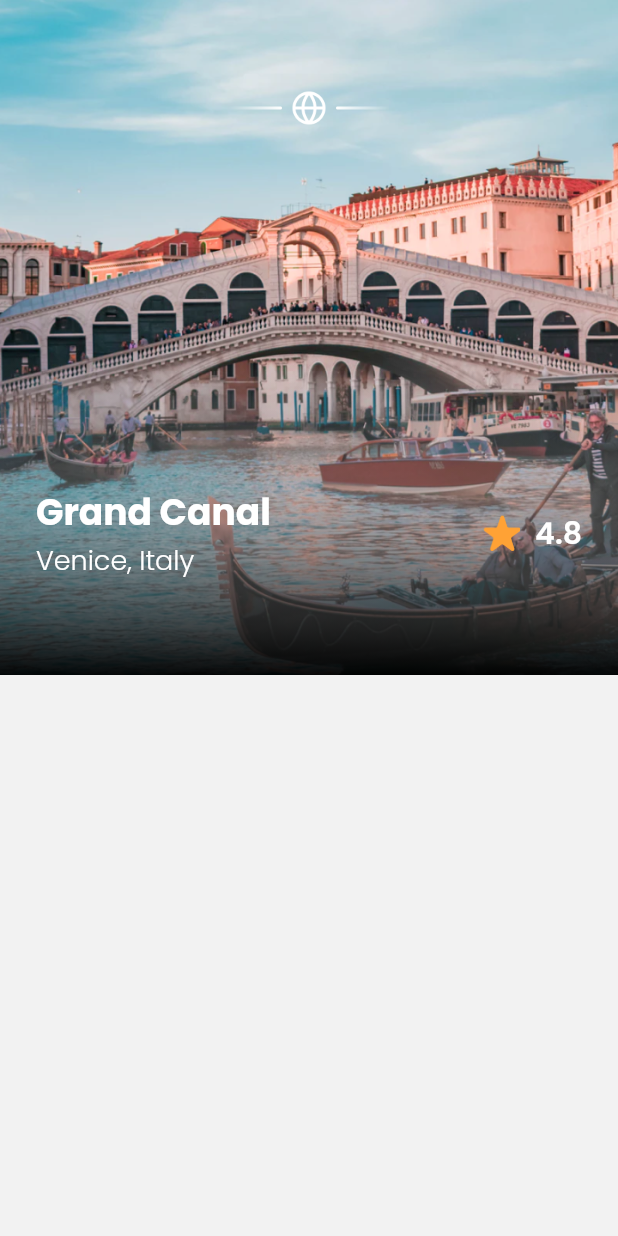
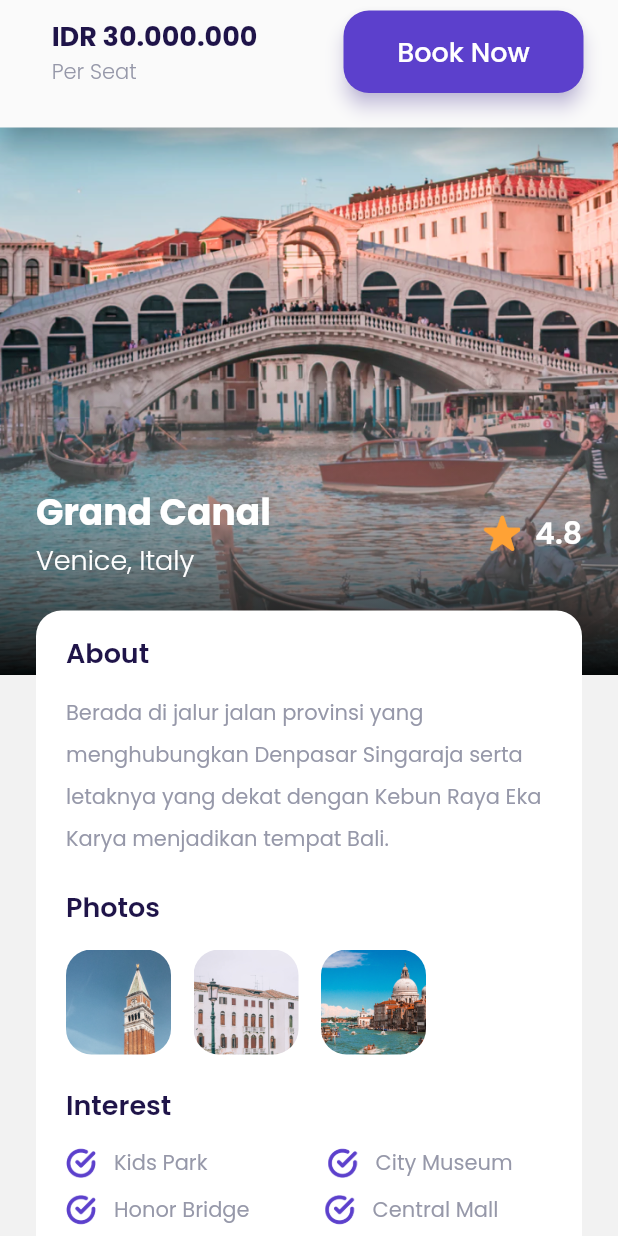
Before and after one commit to davadaviar/travel-app-intro, a Flutter app: the DetailPage screen opened directly, on a phone screen of 412 x 824 dp. Run offline on Flutter 3.47's test engine with Material 2 defaults, Android fonts, the phone set to English and light mode, and no system bars; our stand-ins replace google_fonts.

Commit message:
Add detail page

```diff
--- a/lib/main.dart
+++ b/lib/main.dart
@@ -2,6 +2,7 @@ import 'package:flutter/material.dart';
 import 'package:flutter_travel_bwa/ui/pages/bonus_page.dart';
 import 'package:flutter_travel_bwa/ui/pages/get_started_page.dart';
 import 'package:flutter_travel_bwa/ui/pages/main_page.dart';
+import 'package:flutter_travel_bwa/ui/pages/seat_page.dart';
 import 'package:flutter_travel_bwa/ui/pages/sign_up_page.dart';
 import 'package:flutter_travel_bwa/ui/pages/splash_page.dart';
 
@@ -20,6 +21,7 @@ class MyApp extends StatelessWidget {
         '/sign-up': (context) => SignUpPage(),
         '/bonus': (context) => BonusPage(),
         '/main': (context) => MainPage(),
+        '/seat-page': (context) => SeatPage(),
       },
     );
   }
--- a/lib/ui/pages/detail_page.dart
+++ b/lib/ui/pages/detail_page.dart
@@ -1,4 +1,7 @@
 import 'package:flutter/material.dart';
+import 'package:flutter_travel_bwa/ui/widgets/custom_bottom_button.dart';
+import 'package:flutter_travel_bwa/ui/widgets/custom_interest_item.dart';
+import 'package:flutter_travel_bwa/ui/widgets/custom_photo_gallery.dart';
 import '../../shared/theme.dart';
 
 class DetailPage extends StatelessWidget {
@@ -45,6 +48,7 @@ class DetailPage extends StatelessWidget {
         margin: EdgeInsets.only(top: 30),
         child: Column(
           children: [
+            // Note : Emblem Icon
             Container(
               width: double.infinity,
               height: 24,
@@ -55,6 +59,8 @@ class DetailPage extends StatelessWidget {
                 ),
               ),
             ),
+
+            // Note : Title Detail
             Container(
               margin: EdgeInsets.only(
                 top: 240,
@@ -106,7 +112,140 @@ class DetailPage extends StatelessWidget {
                   )
                 ],
               ),
+            ),
+
+            // Note : About Detail
+            Container(
+              width: double.infinity,
+              margin: EdgeInsets.only(
+                top: 20,
+                left: defaultMargin,
+                right: defaultMargin,
+              ),
+              padding: EdgeInsets.symmetric(
+                horizontal: 20,
+                vertical: 15,
+              ),
+              decoration: BoxDecoration(
+                color: kWhiteColor,
+                borderRadius: BorderRadius.circular(defaultRadius),
+              ),
+              child: Column(
+                crossAxisAlignment: CrossAxisAlignment.start,
+                children: [
+                  Text(
+                    'About',
+                    style: blackTextStyle.copyWith(
+                      fontSize: 18,
+                      fontWeight: semiBold,
+                    ),
+                  ),
+                  SizedBox(
+                    height: 10,
+                  ),
+                  Text(
+                    'Berada di jalur jalan provinsi yang menghubungkan Denpasar Singaraja serta letaknya yang dekat dengan Kebun Raya Eka Karya menjadikan tempat Bali.',
+                    style: greyTextStyle.copyWith(
+                      fontSize: 14,
+                      fontWeight: regular,
+                      height: 2,
+                    ),
+                  ),
+
+                  // Note : Photo Gallery
+                  Container(
+                    margin: EdgeInsets.only(top: 20, bottom: 15),
+                    child: Column(
+                      crossAxisAlignment: CrossAxisAlignment.start,
+                      children: [
+                        Text(
+                          'Photos',
+                          style: blackTextStyle.copyWith(
+                            fontSize: 18,
+                            fontWeight: semiBold,
+                          ),
+                        ),
+                        SizedBox(
+                          height: 15,
+                        ),
+                        Row(
+                          children: [
+                            CustomPhotoGallery(
+                              imgUrl: 'assets/image_photo1.png',
+                            ),
+                            SizedBox(
+                              width: 15,
+                            ),
+                            CustomPhotoGallery(
+                              imgUrl: 'assets/image_photo2.png',
+                            ),
+                            SizedBox(
+                              width: 15,
+                            ),
+                            CustomPhotoGallery(
+                              imgUrl: 'assets/image_photo3.png',
+                            ),
+                          ],
+                        ),
+
+                        // Note : Interest Detail
+                        Container(
+                          margin: EdgeInsets.only(top: 20, bottom: 20),
+                          child: Column(
+                            crossAxisAlignment: CrossAxisAlignment.start,
+                            children: [
+                              Text(
+                                'Interest',
+                                style: blackTextStyle.copyWith(
+                                  fontSize: 18,
+                                  fontWeight: semiBold,
+                                ),
+                              ),
+                              SizedBox(
+                                height: 15,
+                              ),
+                              Column(
+                                children: [
+                                  Row(
+                                    children: [
+                                      CustomInterestItem(
+                                        textInterestItem: 'Kids Park',
+                                      ),
+                                      SizedBox(
+                                        width: 80,
+                                      ),
+                                      CustomInterestItem(
+                                        textInterestItem: 'City Museum',
+                                      ),
+                                    ],
+                                  ),
+                                  SizedBox(
+                                    height: 10,
+                                  ),
+                                  Row(
+                                    children: [
+                                      CustomInterestItem(
+                                        textInterestItem: 'Honor Bridge',
+                                      ),
+                                      SizedBox(
+                                        width: 50,
+                                      ),
+                                      CustomInterestItem(
+                                        textInterestItem: 'Central Mall',
+                                      ),
+                                    ],
                                   )
+                                ],
+                              )
+                            ],
+                          ),
+                        ),
+                      ],
+                    ),
+                  )
+                ],
+              ),
+            ),
           ],
         ),
       );
@@ -114,12 +253,19 @@ class DetailPage extends StatelessWidget {
 
     return Scaffold(
       backgroundColor: kBackgroundColor,
-      body: Stack(
+      body: SingleChildScrollView(
+        child: Column(
+          children: [
+            Stack(
               children: [
                 backgorundImage(),
                 customOverlay(),
                 detailContent(),
+                CustomBottomButton(),
               ],
+            ),
+          ],
+        ),
       ),
     );
   }
--- /dev/null
+++ b/lib/ui/pages/seat_page.dart
@@ -0,0 +1,11 @@
+import 'package:flutter/material.dart';
+import '../../shared/theme.dart';
+
+class SeatPage extends StatelessWidget {
+  const SeatPage({super.key});
+
+  @override
+  Widget build(BuildContext context) {
+    return Scaffold();
+  }
+}
--- a/lib/ui/pages/sign_up_page.dart
+++ b/lib/ui/pages/sign_up_page.dart
@@ -56,7 +56,7 @@ class SignUpPage extends StatelessWidget {
           width: 320,
           margin: EdgeInsets.only(top: 50),
           onPressed: () {
-            Navigator.pushNamed(context, '/main');
+            Navigator.pushNamed(context, '/bonus');
           },
         );
       }
--- /dev/null
+++ b/lib/ui/widgets/custom_bottom_button.dart
@@ -0,0 +1,49 @@
+import 'package:flutter/material.dart';
+import 'package:flutter_travel_bwa/ui/widgets/custom_button.dart';
+import '../../shared/theme.dart';
+
+class CustomBottomButton extends StatelessWidget {
+  const CustomBottomButton({super.key});
+
+  @override
+  Widget build(BuildContext context) {
+    return Container(
+      child: BottomNavigationBar(
+        items: <BottomNavigationBarItem>[
+          BottomNavigationBarItem(
+              icon: Expanded(
+                child: Column(
+                  crossAxisAlignment: CrossAxisAlignment.start,
+                  children: [
+                    Text(
+                      'IDR 30.000.000',
+                      style: blackTextStyle.copyWith(
+                        fontSize: 18,
+                        fontWeight: bold,
+                      ),
+                    ),
+                    Text(
+                      'Per Seat',
+                      style: greyTextStyle.copyWith(
+                        fontSize: 14,
+                        fontWeight: light,
+                      ),
+                    )
+                  ],
+                ),
+              ),
+              label: ''),
+          BottomNavigationBarItem(
+              icon: CustomButton(
+                title: 'Book Now',
+                width: 160,
+                onPressed: () {
+                  Navigator.pushNamed(context, '/seat-page');
+                },
+              ),
+              label: ''),
+        ],
+      ),
+    );
+  }
+}
--- /dev/null
+++ b/lib/ui/widgets/custom_interest_item.dart
@@ -0,0 +1,31 @@
+import 'package:flutter/material.dart';
+import '../../shared/theme.dart';
+
+class CustomInterestItem extends StatelessWidget {
+  final String textInterestItem;
+
+  const CustomInterestItem({Key? key, required this.textInterestItem})
+      : super(key: key);
+
+  @override
+  Widget build(BuildContext context) {
+    return Row(
+      children: [
+        Image.asset(
+          'assets/icon_check.png',
+          width: 20,
+        ),
+        SizedBox(
+          width: 12,
+        ),
+        Text(
+          textInterestItem,
+          style: greyTextStyle.copyWith(
+            fontSize: 14,
+            fontWeight: regular,
+          ),
+        )
+      ],
+    );
+  }
+}
--- /dev/null
+++ b/lib/ui/widgets/custom_photo_gallery.dart
@@ -0,0 +1,22 @@
+import 'package:flutter/material.dart';
+import '../../shared/theme.dart';
+
+class CustomPhotoGallery extends StatelessWidget {
+  final String imgUrl;
+
+  const CustomPhotoGallery({Key? key, required this.imgUrl}) : super(key: key);
+
+  @override
+  Widget build(BuildContext context) {
+    return Container(
+      width: 70,
+      height: 70,
+      decoration: BoxDecoration(
+        borderRadius: BorderRadius.circular(defaultRadius),
+        image: DecorationImage(
+          image: AssetImage(imgUrl),
+        ),
+      ),
+    );
+  }
+}
```
Lines whose indentation alone changed are shown as unchanged.
